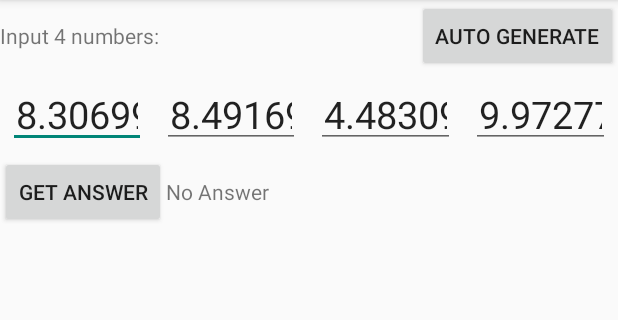
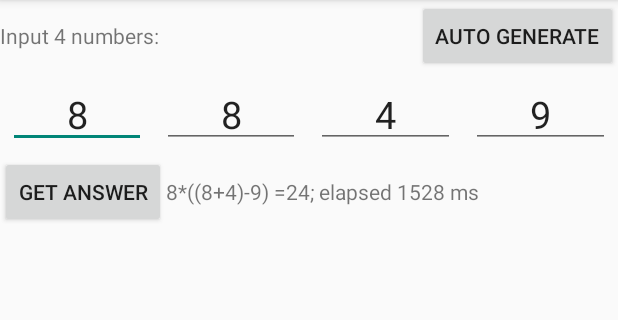
Before and after one commit to iacxc/MyProjects, an Android app: the screen it shows after launch (Count24Activity), after a tap on "GET ANSWER", on a phone screen of 412 x 824 dp, the part 84-404 px from its top. Run offline under Robolectric (Android 15) with nearby library versions, the phone set to English and light mode, and no system bars; 1 other tap on this screen came first.

Commit message:
add more format and chinese

```diff
--- a/Count24/app/src/main/java/com/caichengxin/count24/Count24Activity.java
+++ b/Count24/app/src/main/java/com/caichengxin/count24/Count24Activity.java
@@ -11,14 +11,18 @@ import android.widget.TableLayout;
 import android.widget.TableRow;
 import android.widget.TextView;
 
+import java.text.DecimalFormat;
+import java.util.Date;
 import java.util.List;
 
 
 public class Count24Activity extends ActionBarActivity {
 
+    private Date mStartDate;
     private Button mButtonGenerate, mButtonGetAnswer;
     private TextView mTextAnswer;
     private EditText[] mEditNumbers;
+
 
 
     @Override
@@ -41,8 +45,10 @@ public class Count24Activity extends ActionBarActivity {
             @Override
             public void onClick(View view) {
                 for(int i=0; i<4; i++) {
-                    mEditNumbers[i].setText(String.valueOf(Math.random()*10 + 1));
+                    mEditNumbers[i].setText(
+                            String.valueOf((int)(Math.random()*10) + 1));
                 }
+                mStartDate = new Date();
 
 
             }
@@ -57,11 +63,16 @@ public class Count24Activity extends ActionBarActivity {
                                    Integer.valueOf(mEditNumbers[1].getText().toString()),
                                    Integer.valueOf(mEditNumbers[2].getText().toString()),
                                    Integer.valueOf(mEditNumbers[3].getText().toString())});
+
                 if (resultList.size() > 0) {
-                    mTextAnswer.setText(resultList.get(0) + " = 24");
+                    Date now = new Date();
+                    String format_answer = getResources().getString(R.string.format_answer);
+                    mTextAnswer.setText(String.format(format_answer,
+                            resultList.get(0),
+                            now.getTime() - mStartDate.getTime()));
                 }
                 else {
-                    mTextAnswer.setText("No Answer");
+                    mTextAnswer.setText(R.string.no_answer);
                 }
             }
         });
--- a/Count24/app/src/main/res/values/strings.xml
+++ b/Count24/app/src/main/res/values/strings.xml
@@ -7,5 +7,7 @@
     <string name="label_input_numbers">Input 4 numbers:</string>
     <string name="label_auto_generate">Auto generate</string>
     <string name="label_answer">Get Answer</string>
+    <string name="format_answer">%1$s =24; elapsed %2$d ms</string>
+    <string name="no_answer">No Answer</string>
 
 </resources>
```
Also changed, not shown: 1 other file.
